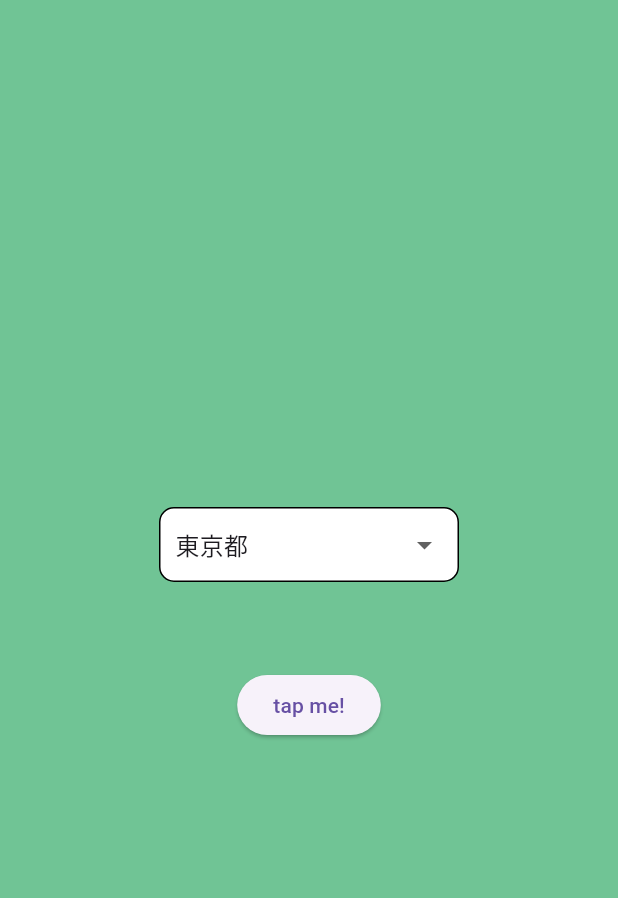
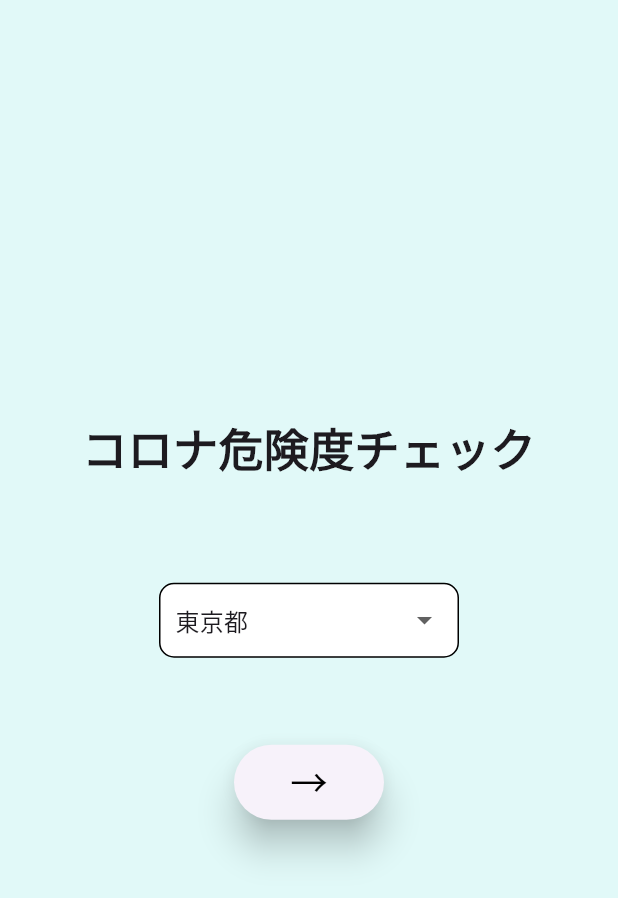
Before and after one commit to mqkotoo/corona_patients_count, a Flutter app: the screen it shows after launch, on a phone screen of 412 x 824 dp. Shown: the top 898 px of the screen. Run offline on Flutter 3.47's test engine with Material 2 defaults, Android fonts, the phone set to English and light mode, and no system bars; our stand-ins replace flutter_riverpod; missing offline and left inert: flutter_echarts.

Commit message:
UI整備

```diff
--- a/lib/screen/first_screen.dart
+++ b/lib/screen/first_screen.dart
@@ -15,14 +15,24 @@ class FirstPage extends ConsumerWidget {
     print(prefValue);
 
     return Scaffold(
-      backgroundColor: const Color(0xFF70C495),
+      backgroundColor: const Color(0xFFE1F9F8),
       body: Center(
         child: Column(
           mainAxisAlignment: MainAxisAlignment.center,
           children: [
+            Text(
+              "コロナ危険度チェック",
+              style: TextStyle(
+                  fontWeight: FontWeight.bold,
+                  fontSize: 30),
+            ),
+            SizedBox(height: 60),
             DropdownButtonMenu(),
             const SizedBox(height: 50),
-            ElevatedButton(
+            SizedBox(
+              width: 100,
+              height: 50,
+              child: ElevatedButton(
                 onPressed: () {
                   print(prefValue);
                   Navigator.push(
@@ -31,10 +41,12 @@ class FirstPage extends ConsumerWidget {
                         builder: (context) => SecondScreen(value: prefValue)),
                   );
                 },
-              style: ButtonStyle(
-                // backgroundColor: Color(0xFF70C495);
+                style: ElevatedButton.styleFrom(
+                  onPrimary: Colors.black,
+                    elevation: 10
                 ),
-              child: const Text("tap me!"),
+                child: const Text("→",style: TextStyle(fontSize: 25),),
+              ),
             ),
           ],
         ),
```
Also changed, not shown: lib/screen/second_screen.dart (+28 -15 lines). Lines whose indentation alone changed are shown as unchanged.
